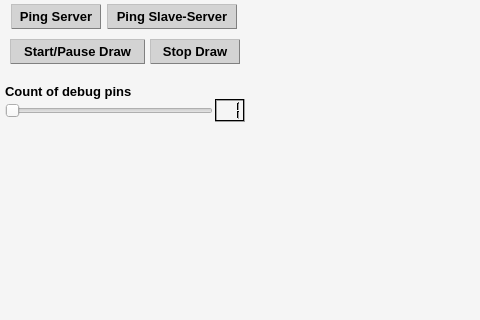
qvinn/RHE, file CLIENT/RHE_Client/rhe_widget.ui: the form before one commit; both pictures show x 0 to 480 and y 139 to 459 of the 861 by 559 pixel window.
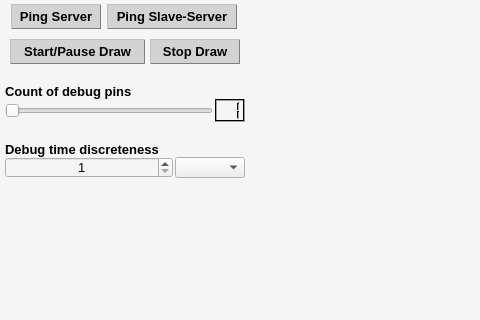
The form after the commit.

Commit message: Added blank for debug time discreteness

```diff
--- a/CLIENT/RHE_Client/rhe_widget.ui
+++ b/CLIENT/RHE_Client/rhe_widget.ui
@@ -2308,6 +2308,97 @@
          </item>
         </layout>
        </item>
+       <item>
+        <spacer name="verticalSpacer_7">
+         <property name="orientation">
+          <enum>Qt::Vertical</enum>
+         </property>
+         <property name="sizeType">
+          <enum>QSizePolicy::Fixed</enum>
+         </property>
+         <property name="sizeHint" stdset="0">
+          <size>
+           <width>20</width>
+           <height>20</height>
+          </size>
+         </property>
+        </spacer>
+       </item>
+       <item>
+        <widget class="QLabel" name="label_3">
+         <property name="font">
+          <font>
+           <family>Tahoma</family>
+           <pointsize>10</pointsize>
+           <weight>75</weight>
+           <bold>true</bold>
+          </font>
+         </property>
+         <property name="text">
+          <string>Debug time discreteness</string>
+         </property>
+        </widget>
+       </item>
+       <item>
+        <layout class="QHBoxLayout" name="horizontalLayout_7">
+         <property name="spacing">
+          <number>2</number>
+         </property>
+         <item>
+          <widget class="QSpinBox" name="spnBx_dbg_tm">
+           <property name="sizePolicy">
+            <sizepolicy hsizetype="Preferred" vsizetype="Fixed">
+             <horstretch>0</horstretch>
+             <verstretch>0</verstretch>
+            </sizepolicy>
+           </property>
+           <property name="maximumSize">
+            <size>
+             <width>16777215</width>
+             <height>21</height>
+            </size>
+           </property>
+           <property name="font">
+            <font>
+             <family>Tahoma</family>
+             <pointsize>10</pointsize>
+            </font>
+           </property>
+           <property name="alignment">
+            <set>Qt::AlignCenter</set>
+           </property>
+           <property name="minimum">
+            <number>1</number>
+           </property>
+           <property name="maximum">
+            <number>65535</number>
+           </property>
+          </widget>
+         </item>
+         <item>
+          <widget class="QComboBox" name="cmbBx_dbg_tm_tp">
+           <property name="sizePolicy">
+            <sizepolicy hsizetype="Minimum" vsizetype="Fixed">
+             <horstretch>0</horstretch>
+             <verstretch>0</verstretch>
+            </sizepolicy>
+           </property>
+           <property name="maximumSize">
+            <size>
+             <width>70</width>
+             <height>21</height>
+            </size>
+           </property>
+           <property name="font">
+            <font>
+             <family>Tahoma</family>
+             <pointsize>10</pointsize>
+            </font>
+           </property>
+          </widget>
+         </item>
+        </layout>
+       </item>
        <item>
         <spacer name="verticalSpacer">
          <property name="orientation">
```
Left out of the diff: 6 changed lines with no effect on the pictures. The commit also changes 5 other files.
